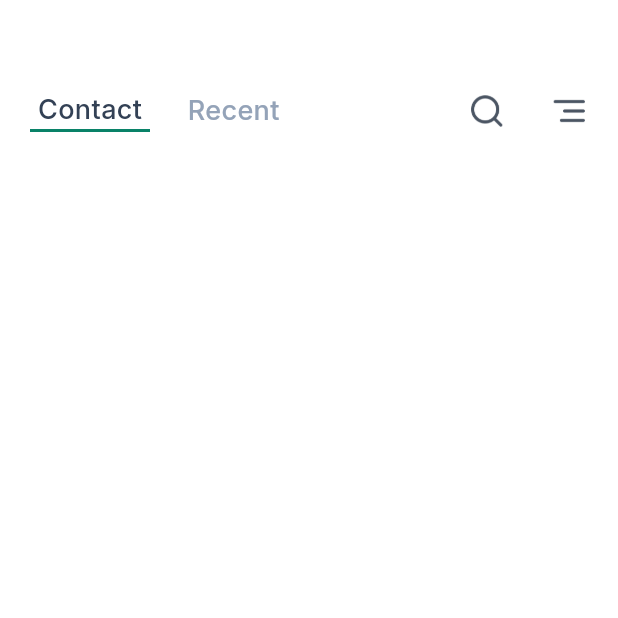
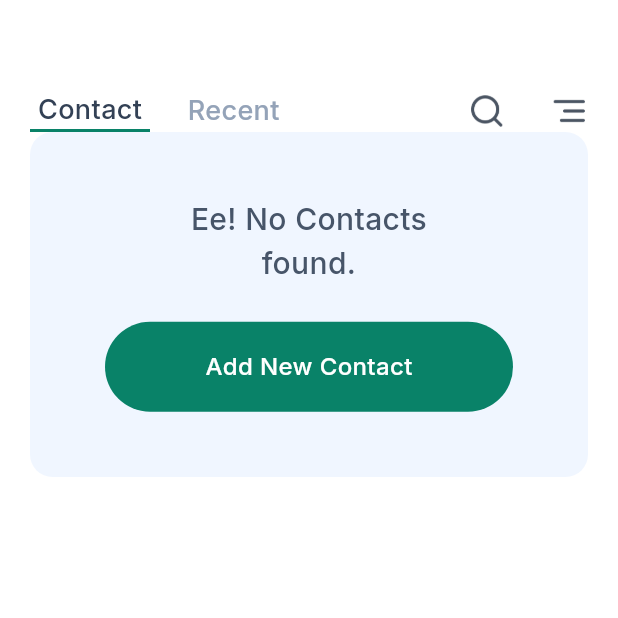
Before and after one commit to JakariaKhan-CSE/qunova, a Flutter app: the HomeScreen screen opened directly, on a phone screen of 412 x 824 dp, the top half of it. Run offline on Flutter 3.47's test engine with Material 3 defaults, Android fonts, the light colour scheme and no system bars; our stand-ins replace flutter_animate, google_fonts; network calls fail.

Commit message:
Make Empty State.

```diff
--- a/lib/core/constants/app_color.dart
+++ b/lib/core/constants/app_color.dart
@@ -6,6 +6,7 @@ abstract final class AppColors {
   static const secondary = Color(0xFF35404F);
   static const subSecondary = Color(0xFF334155);
   static const grey = Color(0xFF94A3B8);
+  static const lightGrey = Color(0xFFF0F6FF);
 
   static const primaryLight = Color(0xFF1AAE84);
   static const accent = Color(0xFFF5A623);
--- /dev/null
+++ b/lib/core/widgets/empty_state.dart
@@ -0,0 +1,62 @@
+import 'package:flutter/material.dart';
+
+import '../constants/app_color.dart';
+import '../constants/app_text_style.dart';
+class EmptyState extends StatelessWidget {
+  final VoidCallback onTap;
+  const EmptyState({
+    super.key, required this.onTap,
+  });
+
+  @override
+  Widget build(BuildContext context) {
+    return Container(
+      height: 230,
+      width: double.infinity,
+      decoration: BoxDecoration(
+        color: AppColors.lightGrey,
+        borderRadius: BorderRadius.circular(15),
+      ),
+      child: Column(
+        mainAxisAlignment: MainAxisAlignment.center,
+        crossAxisAlignment: CrossAxisAlignment.center,
+        children: [
+          Text(
+            'Ee! No Contacts \nfound.',
+            textAlign: TextAlign.center,
+            style: AppTextStyles.textStyle(
+              20,
+              FontWeight.w500,
+              Color(0xFF475569),
+            ),
+          ),
+          SizedBox(height: 25),
+          Padding(
+            padding: const EdgeInsets.symmetric(horizontal: 50),
+            child: GestureDetector(
+              onTap: onTap,
+              child: Container(
+                height: 60,
+                width: double.infinity,
+                decoration: BoxDecoration(
+                  color: AppColors.primary,
+                  borderRadius: BorderRadius.circular(60),
+                ),
+                child: Center(
+                  child: Text(
+                    'Add New Contact',
+                    style: AppTextStyles.textStyle(
+                      16,
+                      FontWeight.w500,
+                      AppColors.background,
+                    ),
+                  ),
+                ),
+              ),
+            ),
+          ),
+        ],
+      ),
+    );
+  }
+}
--- a/lib/features/home/ui/screens/home_screen.dart
+++ b/lib/features/home/ui/screens/home_screen.dart
@@ -3,6 +3,8 @@ import 'package:provider/provider.dart';
 import 'package:qunova/core/constants/app_color.dart';
 import 'package:qunova/core/constants/app_text_style.dart';
 import 'package:qunova/features/home/provider/home_provider.dart';
+
+import '../../../../core/widgets/empty_state.dart';
 
 class HomeScreen extends StatefulWidget {
   const HomeScreen({super.key});
@@ -37,11 +39,25 @@ class _HomeScreenState extends State<HomeScreen> {
                   SizedBox(height: 40),
                   Row(
                     children: [
-                     _headerSelect(text: 'Contact',homeProvider: homeProvider,index: 0,isSelected: homeProvider.index == 0),
+                      _headerSelect(
+                        text: 'Contact',
+                        homeProvider: homeProvider,
+                        index: 0,
+                        isSelected: homeProvider.index == 0,
+                      ),
                       SizedBox(width: 25),
-                     _headerSelect(text: 'Recent',homeProvider: homeProvider,index: 1,isSelected: homeProvider.index == 1),
+                      _headerSelect(
+                        text: 'Recent',
+                        homeProvider: homeProvider,
+                        index: 1,
+                        isSelected: homeProvider.index == 1,
+                      ),
                       Spacer(),
-                     Image.asset('assests/icon/search.png', height: 25, width: 25),
+                      Image.asset(
+                        'assests/icon/search.png',
+                        height: 25,
+                        width: 25,
+                      ),
                       SizedBox(width: 30),
                       Image.asset(
                         'assests/icon/align-right.png',
@@ -50,10 +66,12 @@ class _HomeScreenState extends State<HomeScreen> {
                       ),
                     ],
                   ),
+                  EmptyState(onTap: () {
+                    print('Click');
+                  },),
                 ],
               );
             },
-
           ),
         ),
       ),
@@ -80,7 +98,7 @@ class _HomeScreenState extends State<HomeScreen> {
               isSelected ? AppColors.subSecondary : AppColors.grey,
             ),
           ),
-          if(isSelected)
+          if (isSelected)
             Container(width: 80, height: 2, color: AppColors.primary),
         ],
       ),
```
Lines whose indentation alone changed are shown as unchanged.
